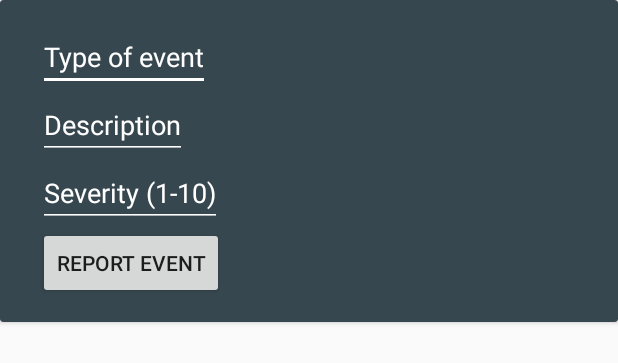
After one commit to ferrerluis/bewary, an Android app: the layout form_create_event.xml on its own in the app's theme, with its tools: preview values and no code run, on a phone screen of 412 x 824 dp. The commit adds this screen. Shown: the top 363 px of the screen. Run offline under Robolectric (Android 15) with nearby library versions, the phone set to English and light mode, and no system bars.

Commit message:
made it so you can add events

```diff
--- /dev/null
+++ b/app/src/main/res/layout/form_create_event.xml
@@ -0,0 +1,30 @@
+<?xml version="1.0" encoding="utf-8"?>
+<android.support.v7.widget.CardView xmlns:android="http://schemas.android.com/apk/res/android"
+                                    xmlns:card_view="http://schemas.android.com/apk/res-auto"
+                                    android:id="@+id/form_create_event_layout"
+                                    android:layout_width="fill_parent"
+                                    android:layout_height="wrap_content"
+                                    android:layout_margin="0dp"
+                                    card_view:cardBackgroundColor="@color/material_blue_grey_800">
+        <LinearLayout xmlns:android="http://schemas.android.com/apk/res/android"
+                      android:orientation="vertical"
+                      android:layout_width="fill_parent"
+                      android:layout_height="wrap_content"
+                      android:paddingTop="15dp"
+                      android:paddingBottom="15dp"
+                      android:paddingLeft="25dp"
+                      android:paddingRight="25dp">
+            <EditText  android:textColor="#fff"
+                       android:textColorHint="#fff"
+                       android:backgroundTint="#fff" android:layout_width="wrap_content" android:layout_height="wrap_content" android:hint="Type of event"/>
+            <EditText  android:textColor="#fff"
+                       android:textColorHint="#fff"
+                       android:backgroundTint="#fff"
+                       android:layout_width="wrap_content" android:layout_height="wrap_content" android:hint="Description"/>
+            <EditText  android:textColor="#fff"
+                       android:textColorHint="#fff"
+                       android:backgroundTint="#fff"
+                       android:layout_width="wrap_content" android:layout_height="wrap_content" android:hint="Severity (1-10)"/>
+            <Button android:layout_width="wrap_content" android:layout_height="wrap_content" android:text="Report Event" android:id="@+id/create_event_submit"/>
+        </LinearLayout>
+    </android.support.v7.widget.CardView>
--- a/app/src/main/res/layout/view_all_comments.xml
+++ b/app/src/main/res/layout/view_all_comments.xml
@@ -12,7 +12,7 @@
             <ImageView android:layout_width="wrap_content" android:layout_alignParentRight="true" android:layout_height="wrap_content"
                        android:contentDescription="Close view all comments"
                        android:src="@drawable/ic_close"
-                       android:layout_paddingTop="15dp"
+                       android:paddingTop="15dp"
                        android:paddingRight="25dp"
                        android:id="@+id/close_all_comment_btn"
                     />
```
Also changed, not shown: app/src/main/java/com/bewary/Listeners/OnIntentToCreateEvent.java (added, +77 -0 lines), app/src/main/java/com/bewary/Map/MapActivity.java (+29 -1 lines), app/src/main/res/layout/view_verify_location.xml (added, +23 -0 lines).
